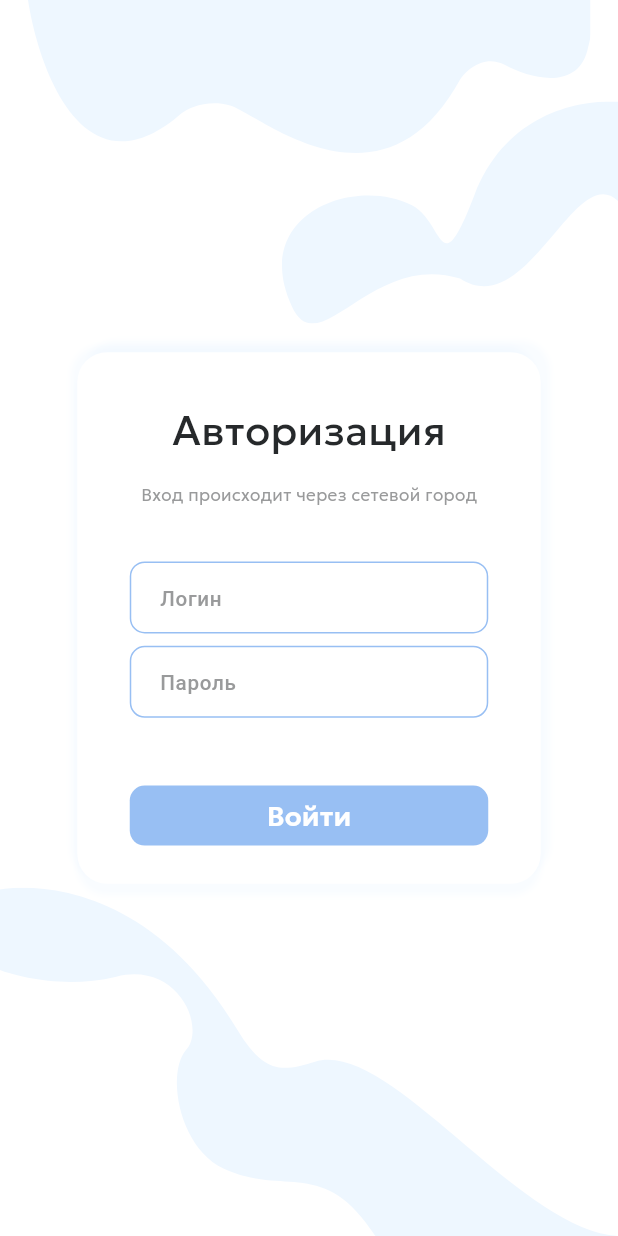
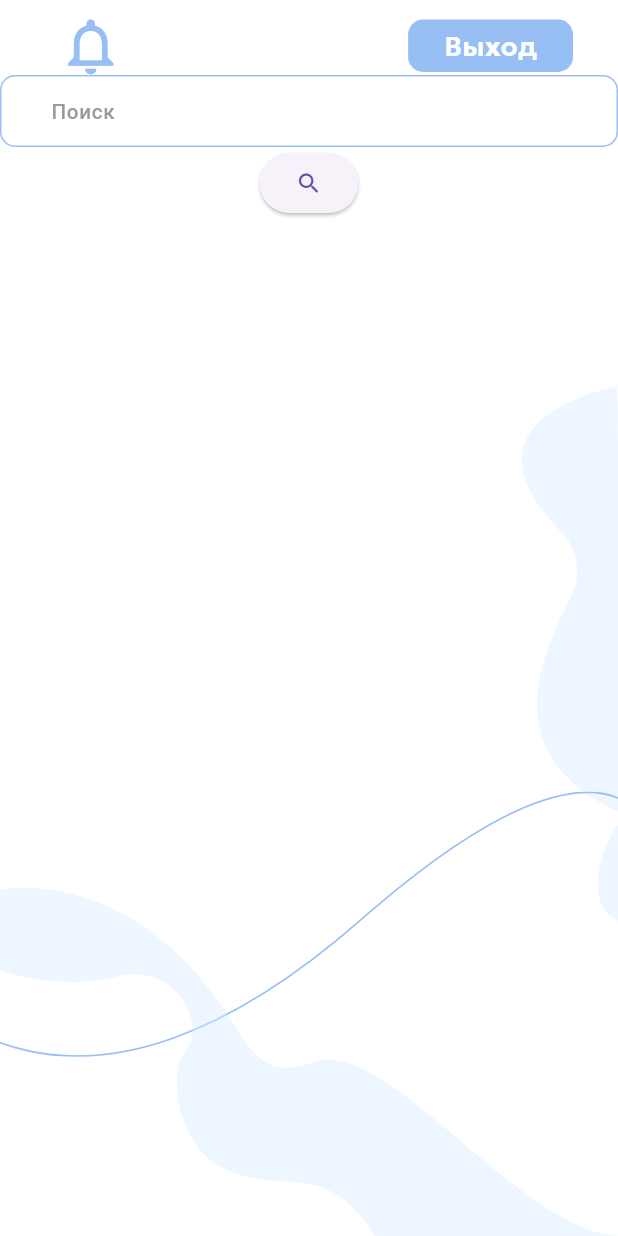
Before and after one commit to Bogdan-Taran/Fluorography-application, a Flutter app: the screen it shows after launch, on a phone screen of 412 x 824 dp. Run offline on Flutter 3.47's test engine with Material 3 defaults, Android fonts, the phone set to English and light mode, and no system bars; our stand-ins replace bloc, flutter_svg, loading_animation_widget, shared_preferences; project files that could hold a hidden picture were left out.

Commit message:
Building clean architecture BLoC with separated screens for roles

```diff
--- a/phone_application/lib/main.dart
+++ b/phone_application/lib/main.dart
@@ -1,4 +1,5 @@
 import 'package:flutter/material.dart';
+import 'package:project_fluorography/screens/roles_depend_screen/medic/screens/medic_screen.dart';
 import '/screens/login.dart';
 import 'package:flutter/services.dart';
 
@@ -23,7 +24,8 @@ class MyApp extends StatelessWidget {
   Widget build(BuildContext context) {
     return MaterialApp(
       debugShowCheckedModeBanner: false,
-      home: Login(),
+      // home: Login(),
+      home: MedicScreen(),
     );
   }
 }
--- a/phone_application/lib/screens/login.dart
+++ b/phone_application/lib/screens/login.dart
@@ -5,9 +5,11 @@ import 'package:flutter/foundation.dart';
 import 'package:flutter/material.dart';
 import 'package:flutter/services.dart';
 import 'package:flutter_svg/flutter_svg.dart';
+import 'package:project_fluorography/screens/roles_depend_screen/medic/medic_bloc.dart';
 import 'package:shared_preferences/shared_preferences.dart';
 import 'package:project_fluorography/serices/auth_service.dart';
 import 'package:loading_animation_widget/loading_animation_widget.dart';
+
 
 var _roles = {
   1: 'medic',
@@ -31,6 +33,14 @@ class _LoginState extends State<Login> {
   TextEditingController passwordController = TextEditingController();
   bool _isLoading = false;
   String? _error;
+
+  final _medic_bloc = MedicBloc();
+  @override
+  void initState(){
+    _medic_bloc.add(LoadMedic());
+    super.initState();
+  }
+
 
   Future<void> _login() async {
     //get text from textFields from UI
--- /dev/null
+++ b/phone_application/lib/screens/roles_depend_screen/medic/medic_bloc.dart
@@ -0,0 +1,18 @@
+// Перехватывает инициированное событие с указанием состояния
+// (например, «привет» или «еда» в демонстрационном видео) и обновляет состояние.
+
+
+
+import 'package:bloc/bloc.dart';
+import 'package:meta/meta.dart';
+
+
+part 'medic_state.dart';
+part 'medic_event.dart';
+
+class MedicBloc extends Bloc<MedicEvent, MedicState> {
+  MedicBloc() : super(MedicInitial()) {
+
+  }
+
+}
--- /dev/null
+++ b/phone_application/lib/screens/roles_depend_screen/medic/medic_event.dart
@@ -0,0 +1,12 @@
+// Запускает событие из пользовательского интерфейса и передает текущее состояние.
+// Ничего, кроме взаимодействия пользователя с пользовательским интерфейсом.
+
+import 'package:flutter/material.dart';
+// import 'lib/screens/roles_depend_screen/medic/model/result_model.dart';
+part of 'medic_bloc.dart';
+
+
+@immutable
+sealed class MedicEvent {}
+
+class LoadMedic extends MedicEvent{}
--- /dev/null
+++ b/phone_application/lib/screens/roles_depend_screen/medic/medic_state.dart
@@ -0,0 +1,9 @@
+// используется для передачи состояния в ..._bloc.dart, а также для получения состояния,
+// его категоризации и отображения пользовательского интерфейса в соответствии с ним.
+
+part of 'medic_bloc.dart';
+
+@immutable
+sealed class MedicState {}
+
+final class MedicInitial extends MedicState {}
--- /dev/null
+++ b/phone_application/lib/screens/roles_depend_screen/medic/screens/medic_screen.dart
@@ -0,0 +1,224 @@
+import 'package:flutter/material.dart';
+import 'package:flutter/services.dart';
+import 'package:flutter_svg/svg.dart';
+
+import '../../../login.dart';
+
+class MedicScreen extends StatefulWidget {
+  const MedicScreen({Key? key}) : super(key: key);
+
+  @override
+  State<MedicScreen> createState() => _MedicScreenState();
+}
+
+
+
+//содержимое AppBar (кнопка уведомления и кнопка)
+class AppBarContent extends StatelessWidget {
+
+
+  AppBarContent({super.key});
+
+
+
+  @override
+  Widget build(BuildContext context) {
+    return Column(
+      mainAxisAlignment: MainAxisAlignment.end,
+      children: <Widget>[
+        Padding(
+          padding: const EdgeInsets.symmetric(horizontal: 30),
+          child: Row (
+            mainAxisAlignment: MainAxisAlignment.spaceBetween,
+            children: <Widget>[
+              // кнопка уведомления
+              IconButton(
+                color: Color(0xff98BFF3),
+                iconSize: 45,
+                onPressed: () {},
+                icon: Icon(Icons.notifications_none_outlined),
+              ),
+
+              // кнопка выхода
+              ElevatedButton(
+                style: ButtonStyle(
+                  elevation: WidgetStateProperty.resolveWith<double>((
+                      Set<WidgetState> states,) {
+                    return 0;
+                  }),
+                  backgroundColor:
+                  WidgetStateProperty.resolveWith<Color>((
+                      Set<WidgetState> states,) {
+                    if (states.contains(WidgetState.disabled)) {
+                      return Color(0xffD5D6D7);
+                    }
+                    if (states.contains(WidgetState.pressed)) {
+                      return Color(0xFF72A7EB);
+                    }
+                    if (states.contains(WidgetState.hovered)) {
+                      return Color(0xFFBADEFF);
+                    }
+                    return Color(0xff98BFF3);
+                  }),
+                  foregroundColor:
+                  WidgetStateProperty.resolveWith<Color>((
+                      Set<WidgetState> states,) {
+                    if (states.contains(WidgetState.disabled)) {
+                      return Color(0xFF888888);
+                    }
+                    return Color(0xffffffff);
+                  }),
+                  minimumSize: WidgetStateProperty.all(
+                    Size(MediaQuery
+                        .of(context)
+                        .size
+                        .width * 0.1, 35),
+                  ),
+                  shape: WidgetStateProperty.all(
+                    RoundedRectangleBorder(
+                      borderRadius: BorderRadius.circular(10),
+                    ),
+                  ),
+                ),
+                onPressed: () {},
+                child:
+                Text(
+                  'Выход',
+                  style: TextStyle(
+                    fontSize: ResponsiveSizes.getFontSizeMedium(
+                      context,
+                      baseSize: AppSizes.fontSizeMedium,
+                    ),
+                    color: Color(0xffffffff),
+                    fontWeight: FontWeight.w600,
+                    fontFamily: 'Geologica',
+                  ),
+                ),
+              ),
+
+
+            ],
+          ),
+        ),
+      ],
+    );
+  }
+}
+
+class _MedicScreenState extends State<MedicScreen> {
+  TextEditingController searchController = TextEditingController();
+
+  @override
+  Widget build(BuildContext context) {
+    return AnnotatedRegion<SystemUiOverlayStyle>(
+      value: SystemUiOverlayStyle(
+        statusBarColor: Colors.black54,
+        // statusBarBrightness: Brightness.light,
+        // statusBarIconBrightness: Brightness.light,
+      ),
+      child: Scaffold(
+        appBar: PreferredSize(
+          preferredSize: const Size.fromHeight(50.0),
+          child: Container(
+            decoration: const BoxDecoration(
+                color: Colors.transparent
+            ),
+            child: AppBarContent(),
+          ),
+        ),
+
+        backgroundColor: Color(0xFFFFFFFF),
+        body: Stack(
+          alignment: AlignmentDirectional.center,
+          children: <Widget>[
+            Stack(
+              children: [
+                Align(
+                  alignment: Alignment.centerRight,
+                  child: SvgPicture.asset(
+                    'assets/images/vectorRight.svg',
+                    semanticsLabel: 'Top SVG Image',
+                    fit: BoxFit.fitWidth,
+                  ),
+                ),
+                Align(
+                  alignment: Alignment(0, 0.6),
+                  widthFactor: 1,
+                  child: SvgPicture.asset(
+                    'assets/images/vectorLine.svg',
+                    fit: BoxFit.fitWidth,
+                    width: MediaQuery.of(context).size.width * 1,
+                  ),
+                ),
+                Align(
+                  alignment: Alignment.bottomCenter,
+                  child: SvgPicture.asset(
+                    'assets/images/vectorBottom.svg',
+                    fit: BoxFit.fitWidth,
+                    width: MediaQuery.of(context).size.width * 1,
+                  ),
+                ),
+              ],
+            ),
+
+            Stack(
+              alignment: Alignment.topCenter,
+              children: [
+                Column(
+                  children: [
+                        TextField(
+                            controller: searchController,
+                            cursorColor: Color(0xff72A7EB),
+                            cursorHeight: 17,
+                            cursorWidth: 1.2,
+                            decoration: InputDecoration(
+                              enabled: true,
+                              enabledBorder: OutlineInputBorder(
+                                borderRadius: BorderRadius.circular(10.0),
+                                borderSide: BorderSide(
+                                  color: Color(0xff98BFF3),
+                                  width: 1.0,
+                                ),
+                              ),
+                              focusedBorder: OutlineInputBorder(
+                                borderRadius: BorderRadius.circular(10.0),
+                                borderSide: BorderSide(
+                                  color: Color(0xff72A7EB),
+                                  width: 2,
+                                ),
+                              ),
+                              hintText: 'Поиск',
+                              hintStyle: TextStyle(
+                                fontSize: ResponsiveSizes.getfontSizeSmall(
+                                  context,
+                                  baseSize: AppSizes.fontSizeSmall,
+                                ),
+                                color: Color(0xff999A9B),
+                                fontWeight: FontWeight.w500,
+                              ),
+                              contentPadding: EdgeInsets.symmetric(horizontal: 30),
+                            ),
+                            keyboardType: TextInputType.text,
+                            // maxLength: 25,
+                            maxLines: 1,
+                            onTapOutside: (event) {
+                              FocusManager.instance.primaryFocus?.unfocus();
+                            },
+                            // obscureText: true,
+                            enableSuggestions: false,
+                            autocorrect: false,
+                        ),
+                        ElevatedButton(
+                            onPressed: (){},
+                            child: Icon(Icons.search_rounded)
+                        )
+                  ],
+                ),
+              ],
+            ),
+          ],
+        ),
+      ),
+    );
+  }
+}
--- a/phone_application/lib/serices/auth_service.dart
+++ b/phone_application/lib/serices/auth_service.dart
@@ -3,6 +3,7 @@
 import 'package:http/http.dart' as http;
 import 'dart:convert';
 import 'package:shared_preferences/shared_preferences.dart';
+
 
 class User {
   final int id;
@@ -65,8 +66,6 @@ class AuthService {
       network_city_id: profileData['network_city_id'],
       roles: List<int>.from(profileData['roles'] ?? []),
     );
-
-
   }
 
   // func to get token from Shared Preferences
```
Also changed, not shown: phone_application/pubspec.yaml (+7 -3 lines), phone_application/assets/images/notificator.png (added), phone_application/assets/images/vectorLine.svg (added), phone_application/assets/images/vectorRight.svg (added), phone_application/lib/screens/roles_depend_screen/medic/model/result_model.dart (added), phone_application/lib/screens/roles_depend_screen/medic/repo/search_repo.dart (added), phone_application/lib/serices/database_service.dart (added), phone_application/pubspec.lock.
